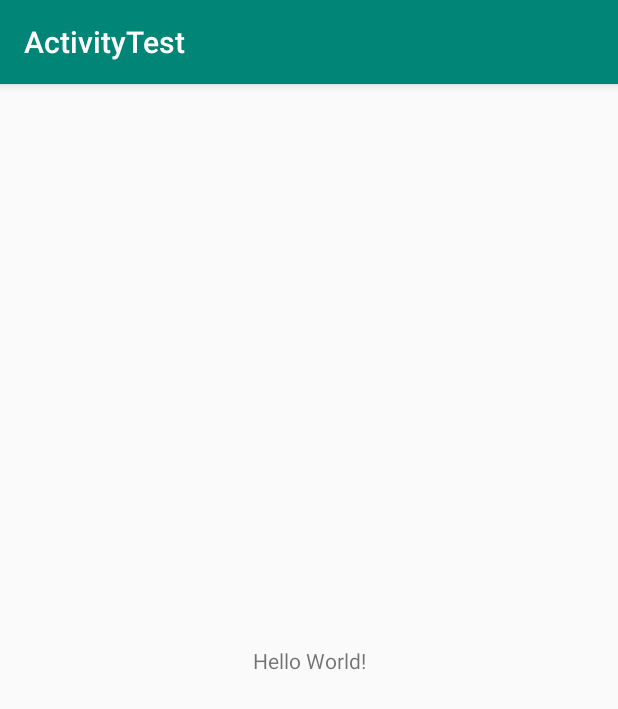
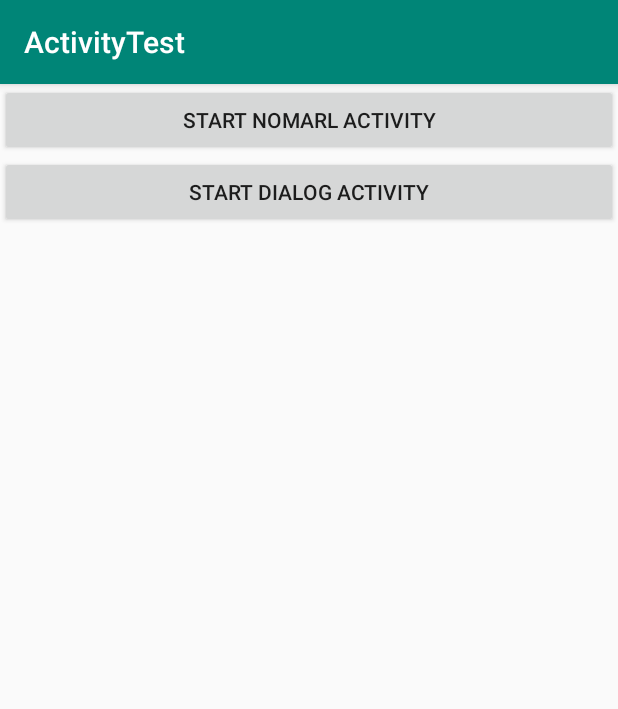
Before and after one commit to froApril/AndroidPractice, an Android app: the screen it shows after launch (MainActivity), on a phone screen of 412 x 824 dp. Shown: the top 709 px of the screen. Run offline under Robolectric (Android 15) with nearby library versions, the phone set to English and light mode, and no system bars.

```diff
--- a/Activity/Second practice/app/src/main/AndroidManifest.xml
+++ b/Activity/Second practice/app/src/main/AndroidManifest.xml
@@ -9,6 +9,10 @@
         android:roundIcon="@mipmap/ic_launcher_round"
         android:supportsRtl="true"
         android:theme="@style/AppTheme">
+        <activity android:name=".DialogActivity"
+            android:theme="@style/Theme.AppCompat.Dialog">
+        </activity>
+        <activity android:name=".NormalActivity"></activity>
         <activity android:name=".MainActivity">
             <intent-filter>
                 <action android:name="android.intent.action.MAIN" />
--- a/Activity/Second practice/app/src/main/java/usyd/xyf/activitytest/MainActivity.java
+++ b/Activity/Second practice/app/src/main/java/usyd/xyf/activitytest/MainActivity.java
@@ -1,14 +1,89 @@
 package usyd.xyf.activitytest;
 
+import androidx.annotation.NonNull;
 import androidx.appcompat.app.AppCompatActivity;
 
+import android.content.Intent;
+import android.nfc.Tag;
 import android.os.Bundle;
+import android.util.Log;
+import android.view.View;
+import android.widget.Button;
 
 public class MainActivity extends AppCompatActivity {
-
+    private static final String TAG = "MainActivity";
     @Override
     protected void onCreate(Bundle savedInstanceState) {
         super.onCreate(savedInstanceState);
+        Log.d(TAG, "onCreate");
         setContentView(R.layout.activity_main);
+
+        if(savedInstanceState!=null){
+            String tempData = savedInstanceState.getString("data");
+            Log.d(TAG, tempData);
+        }
+
+        Button startNormalActivity = findViewById(R.id.start_normal_activity);
+        final Button startDialogActivity = findViewById(R.id.start_dialog_activity);
+        startNormalActivity.setOnClickListener(new View.OnClickListener() {
+            @Override
+            public void onClick(View v) {
+                Intent intent = new Intent(MainActivity.this,NormalActivity.class);
+                startActivity(intent);
+            }
+        });
+
+        startDialogActivity.setOnClickListener(new View.OnClickListener() {
+            @Override
+            public void onClick(View v) {
+                Intent intent = new Intent(MainActivity.this, DialogActivity.class  );
+                startActivity(intent);
+            }
+        });
+
+    }
+
+    @Override
+    protected void onStart() {
+        super.onStart();
+        Log.d(TAG, "onStart");
+    }
+
+    @Override
+    protected void onRestart() {
+        super.onRestart();
+        Log.d(TAG, "onRestart");
+    }
+
+    @Override
+    protected void onDestroy() {
+        super.onDestroy();
+        Log.d(TAG, "onDestroy");
+    }
+
+    @Override
+    protected void onStop() {
+        super.onStop();
+        Log.d(TAG, "onStop");
+    }
+
+    @Override
+    protected void onPause() {
+        super.onPause();
+        Log.d(TAG, "onPause");
+    }
+
+    @Override
+    protected void onResume() {
+        super.onResume();
+        Log.d(TAG, "onResume");
+    }
+
+    @Override
+    protected void onSaveInstanceState(@NonNull Bundle outState) {
+        super.onSaveInstanceState(outState);
+        String tempData = "Something";
+        outState.putString("data",tempData);
+
     }
 }
--- a/Activity/Second practice/app/src/main/res/layout/activity_main.xml
+++ b/Activity/Second practice/app/src/main/res/layout/activity_main.xml
@@ -1,18 +1,25 @@
 <?xml version="1.0" encoding="utf-8"?>
-<androidx.constraintlayout.widget.ConstraintLayout xmlns:android="http://schemas.android.com/apk/res/android"
+<LinearLayout
+    xmlns:android="http://schemas.android.com/apk/res/android"
     xmlns:app="http://schemas.android.com/apk/res-auto"
     xmlns:tools="http://schemas.android.com/tools"
     android:layout_width="match_parent"
     android:layout_height="match_parent"
-    tools:context=".MainActivity">
+    android:orientation="vertical"
+    >
 
-    <TextView
-        android:layout_width="wrap_content"
+    <Button
+        android:id="@+id/start_normal_activity"
+        android:layout_width="match_parent"
         android:layout_height="wrap_content"
-        android:text="Hello World!"
-        app:layout_constraintBottom_toBottomOf="parent"
-        app:layout_constraintLeft_toLeftOf="parent"
-        app:layout_constraintRight_toRightOf="parent"
-        app:layout_constraintTop_toTopOf="parent" />
+        android:text="Start Nomarl Activity"/>
 
-</androidx.constraintlayout.widget.ConstraintLayout>
+    <Button
+        android:layout_width="match_parent"
+        android:layout_height="wrap_content"
+        android:id="@+id/start_dialog_activity"
+        android:text="Start Dialog activity"/>
+
+
+
+</LinearLayout>
```
Also changed, not shown: Activity/Second practice/app/src/main/java/usyd/xyf/activitytest/ActivityController.java (added, +29 -0 lines), Activity/Second practice/app/src/main/java/usyd/xyf/activitytest/BasicActivity.java (added, +23 -0 lines), Activity/Second practice/app/src/main/java/usyd/xyf/activitytest/DialogActivity.java (added, +14 -0 lines), Activity/Second practice/app/src/main/java/usyd/xyf/activitytest/NormalActivity.java (added, +14 -0 lines), Activity/Second practice/app/src/main/res/layout/activity_dialog.xml (added, +14 -0 lines), Activity/Second practice/app/src/main/res/layout/activity_normal.xml (added, +14 -0 lines).
